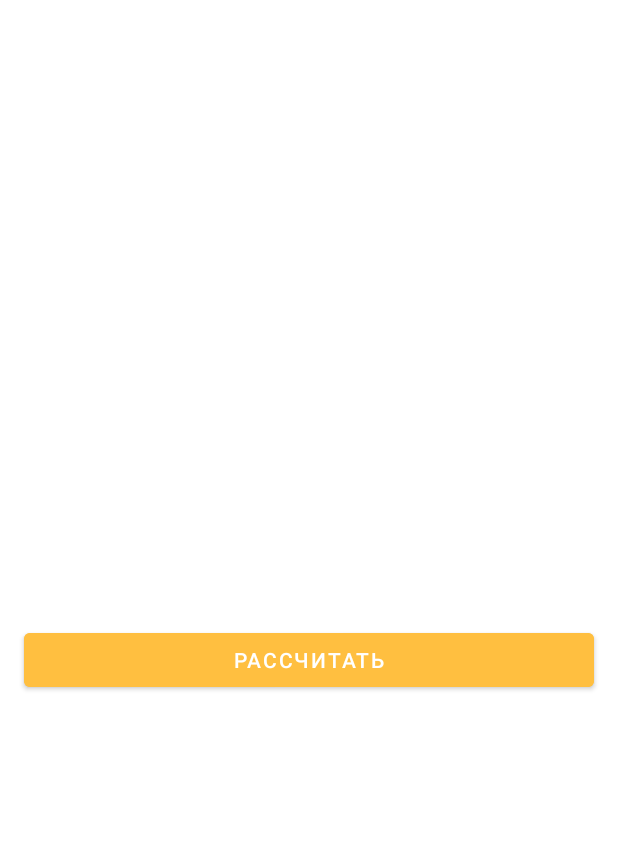
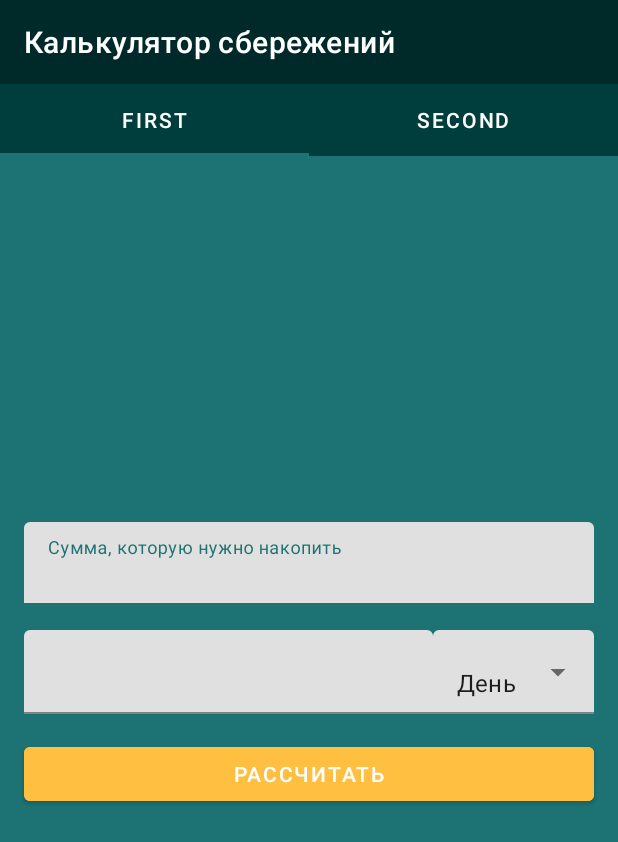
Before and after one commit to Ladgertha/Savings-Calculator, an Android app: the screen it shows after launch (MainActivity), on a phone screen of 412 x 824 dp. Shown: the top 842 px of the screen. Run offline under Robolectric (Android 15) with nearby library versions, the phone set to English and light mode, and no system bars.

Commit message:
SC-2 TabLayout + ViewPagerAdapter are added

```diff
--- a/app/src/main/AndroidManifest.xml
+++ b/app/src/main/AndroidManifest.xml
@@ -9,7 +9,7 @@
         android:supportsRtl="true"
         android:theme="@style/AppTheme" >
 
-        <activity android:name="MainActivity">
+        <activity android:name=".ui.MainActivity">
             <intent-filter>
                 <action android:name="android.intent.action.MAIN" />
                 <category android:name="android.intent.category.LAUNCHER" />
--- a/app/src/main/java/ru/ladgertha/savingscalculator/MainActivity.kt
+++ /dev/null
@@ -1,18 +0,0 @@
-package ru.ladgertha.savingscalculator
-
-import android.os.Bundle
-import androidx.appcompat.app.AppCompatActivity
-
-class MainActivity : AppCompatActivity() {
-
-    override fun onCreate(savedInstanceState: Bundle?) {
-        super.onCreate(savedInstanceState)
-        setContentView(R.layout.activity_main_layout)
-
-        if (savedInstanceState == null) {
-            supportFragmentManager.beginTransaction()
-                .add(R.id.container, MainFragment())
-                .commit()
-        }
-    }
-}
--- /dev/null
+++ b/app/src/main/java/ru/ladgertha/savingscalculator/adapter/ViewPagerAdapter.kt
@@ -0,0 +1,45 @@
+package ru.ladgertha.savingscalculator.adapter
+
+import androidx.fragment.app.Fragment
+import androidx.fragment.app.FragmentManager
+import androidx.fragment.app.FragmentPagerAdapter
+import ru.ladgertha.savingscalculator.ui.fragments.MainFragment
+import ru.ladgertha.savingscalculator.ui.fragments.SecondFragment
+
+class ViewPagerAdapter(fragmentManager: FragmentManager) :
+    FragmentPagerAdapter(fragmentManager, BEHAVIOR_RESUME_ONLY_CURRENT_FRAGMENT) {
+
+    override fun getItem(position: Int): Fragment {
+        return when (position) {
+            0 -> {
+                MainFragment()
+            }
+            1 -> {
+                SecondFragment()
+            }
+            else -> {
+                // TODO Add error
+                MainFragment()
+            }
+        }
+    }
+
+    override fun getCount(): Int {
+        return 2
+    }
+
+    override fun getPageTitle(position: Int): CharSequence? {
+        return when (position) {
+            0 -> {
+                "First"
+            }
+            1 -> {
+                "Second"
+            }
+            else -> {
+                // TODO Add error
+                "Unknown"
+            }
+        }
+    }
+}
--- /dev/null
+++ b/app/src/main/java/ru/ladgertha/savingscalculator/ui/MainActivity.kt
@@ -0,0 +1,19 @@
+package ru.ladgertha.savingscalculator.ui
+
+import android.os.Bundle
+import androidx.appcompat.app.AppCompatActivity
+import kotlinx.android.synthetic.main.activity_main_layout.*
+import ru.ladgertha.savingscalculator.R
+import ru.ladgertha.savingscalculator.adapter.ViewPagerAdapter
+
+class MainActivity : AppCompatActivity() {
+
+    override fun onCreate(savedInstanceState: Bundle?) {
+        super.onCreate(savedInstanceState)
+        setContentView(R.layout.activity_main_layout)
+        setSupportActionBar(toolbar)
+
+        view_pager.adapter = ViewPagerAdapter(supportFragmentManager)
+        tab_layout_fragments.setupWithViewPager(view_pager)
+    }
+}
--- a/app/src/main/java/ru/ladgertha/savingscalculator/MainFragment.kt
+++ b/app/src/main/java/ru/ladgertha/savingscalculator/ui/fragments/MainFragment.kt
@@ -1,6 +1,7 @@
-package ru.ladgertha.savingscalculator
+package ru.ladgertha.savingscalculator.ui.fragments
 
 import androidx.fragment.app.Fragment
+import ru.ladgertha.savingscalculator.R
 
 class MainFragment: Fragment(R.layout.fragment_main_layout) {
 
--- /dev/null
+++ b/app/src/main/java/ru/ladgertha/savingscalculator/ui/fragments/SecondFragment.kt
@@ -0,0 +1,7 @@
+package ru.ladgertha.savingscalculator.ui.fragments
+
+import androidx.fragment.app.Fragment
+import ru.ladgertha.savingscalculator.R
+
+class SecondFragment : Fragment(R.layout.fragment_second_layout) {
+}
--- a/app/src/main/res/layout-v21/fragment_main_layout.xml
+++ b/app/src/main/res/layout-v21/fragment_main_layout.xml
@@ -2,7 +2,73 @@
 <androidx.constraintlayout.widget.ConstraintLayout xmlns:android="http://schemas.android.com/apk/res/android"
     xmlns:app="http://schemas.android.com/apk/res-auto"
     android:layout_width="match_parent"
-    android:layout_height="match_parent">
+    android:layout_height="match_parent"
+    xmlns:tools="http://schemas.android.com/tools"
+    android:background="@color/background">
+
+    <androidx.constraintlayout.widget.Guideline
+        android:id="@+id/left_guideline"
+        android:layout_width="wrap_content"
+        android:layout_height="wrap_content"
+        android:orientation="vertical"
+        app:layout_constraintGuide_begin="@dimen/button_margin_left_and_right" />
+
+    <androidx.constraintlayout.widget.Guideline
+        android:id="@+id/right_guideline"
+        android:layout_width="wrap_content"
+        android:layout_height="wrap_content"
+        android:orientation="vertical"
+        app:layout_constraintGuide_end="@dimen/button_margin_left_and_right" />
+
+    <com.google.android.material.textfield.TextInputLayout
+        android:id="@+id/main_fragment_sum"
+        android:layout_width="0dp"
+        android:layout_height="wrap_content"
+        android:hint="@string/main_fragment_sum_hint"
+        app:layout_constraintBottom_toTopOf="@+id/main_fragment_quantity_hint"
+        app:layout_constraintEnd_toEndOf="@id/right_guideline"
+        app:layout_constraintStart_toStartOf="@id/left_guideline">
+
+        <com.google.android.material.textfield.TextInputEditText
+            android:layout_width="match_parent"
+            android:layout_height="wrap_content" />
+
+    </com.google.android.material.textfield.TextInputLayout>
+
+    <com.google.android.material.textfield.TextInputLayout
+        android:id="@+id/main_fragment_quantity_hint"
+        android:layout_width="0dp"
+        android:layout_height="wrap_content"
+        android:paddingTop="@dimen/main_fragment_padding"
+        android:paddingBottom="@dimen/main_fragment_padding"
+        app:layout_constraintBottom_toTopOf="@+id/count_button"
+        app:layout_constraintEnd_toStartOf="@id/textField3"
+        app:layout_constraintStart_toStartOf="@id/left_guideline"
+        tools:hint="Количество дней">
+
+        <com.google.android.material.textfield.TextInputEditText
+            android:layout_width="match_parent"
+            android:layout_height="wrap_content" />
+
+    </com.google.android.material.textfield.TextInputLayout>
+
+    <com.google.android.material.textfield.TextInputLayout
+        android:id="@+id/textField3"
+        style="@style/Widget.MaterialComponents.TextInputLayout.FilledBox.ExposedDropdownMenu"
+        android:layout_width="wrap_content"
+        android:layout_height="wrap_content"
+        android:paddingBottom="@dimen/main_fragment_padding"
+        app:layout_constraintBottom_toTopOf="@+id/count_button"
+        app:layout_constraintEnd_toEndOf="@id/right_guideline"
+        app:layout_constraintStart_toEndOf="@id/main_fragment_quantity_hint">
+
+        <AutoCompleteTextView
+            android:layout_width="match_parent"
+            android:layout_height="wrap_content"
+            android:inputType="none"
+            android:text="@string/days" />
+
+    </com.google.android.material.textfield.TextInputLayout>
 
     <com.google.android.material.button.MaterialButton
         android:id="@+id/count_button"
@@ -14,4 +80,5 @@
         android:text="@string/calculate_button_text"
         app:layout_constraintBottom_toBottomOf="parent"
         app:layout_constraintTop_toTopOf="parent" />
+
 </androidx.constraintlayout.widget.ConstraintLayout>
--- a/app/src/main/res/layout/activity_main_layout.xml
+++ b/app/src/main/res/layout/activity_main_layout.xml
@@ -1,13 +1,29 @@
 <?xml version="1.0" encoding="utf-8"?>
-<androidx.constraintlayout.widget.ConstraintLayout
-    xmlns:android="http://schemas.android.com/apk/res/android"
-    android:id="@+id/container"
+<androidx.constraintlayout.widget.ConstraintLayout xmlns:android="http://schemas.android.com/apk/res/android"
+    xmlns:app="http://schemas.android.com/apk/res-auto"
     android:layout_width="match_parent"
-    android:layout_height="match_parent"
-    android:paddingTop="?attr/actionBarSize">
+    android:layout_height="match_parent">
 
-    <androidx.fragment.app.FragmentContainerView
+    <com.google.android.material.appbar.MaterialToolbar
+        android:id="@+id/toolbar"
         android:layout_width="match_parent"
-        android:layout_height="match_parent"/>
+        android:layout_height="wrap_content"
+        android:background="@color/toolbar_color"
+        app:layout_constraintTop_toTopOf="parent"
+        app:titleTextColor="@color/white" />
+
+    <com.google.android.material.tabs.TabLayout
+        android:id="@+id/tab_layout_fragments"
+        android:layout_width="match_parent"
+        android:layout_height="wrap_content"
+        android:background="@color/tab_layout_color"
+        app:layout_constraintTop_toBottomOf="@+id/toolbar"
+        app:tabTextColor="@color/white" />
+
+    <androidx.viewpager.widget.ViewPager
+        android:id="@+id/view_pager"
+        android:layout_width="match_parent"
+        android:layout_height="wrap_content"
+        app:layout_constraintTop_toBottomOf="@+id/tab_layout_fragments" />
 
 </androidx.constraintlayout.widget.ConstraintLayout>
--- /dev/null
+++ b/app/src/main/res/layout/fragment_second_layout.xml
@@ -0,0 +1,31 @@
+<?xml version="1.0" encoding="utf-8"?>
+<androidx.constraintlayout.widget.ConstraintLayout xmlns:android="http://schemas.android.com/apk/res/android"
+    xmlns:app="http://schemas.android.com/apk/res-auto"
+    android:layout_width="match_parent"
+    android:layout_height="match_parent"
+    android:background="@color/background">
+
+    <androidx.constraintlayout.widget.Guideline
+        android:id="@+id/left_guideline"
+        android:layout_width="wrap_content"
+        android:layout_height="wrap_content"
+        android:orientation="vertical"
+        app:layout_constraintGuide_begin="@dimen/button_margin_left_and_right" />
+
+    <androidx.constraintlayout.widget.Guideline
+        android:id="@+id/right_guideline"
+        android:layout_width="wrap_content"
+        android:layout_height="wrap_content"
+        android:orientation="vertical"
+        app:layout_constraintGuide_end="@dimen/button_margin_left_and_right" />
+
+    <androidx.appcompat.widget.AppCompatTextView
+        android:layout_width="match_parent"
+        android:layout_height="wrap_content"
+        android:text="ПРИВЕТ"
+        android:gravity="center"
+        android:textSize="80dp"
+        app:layout_constraintBottom_toBottomOf="parent"
+        app:layout_constraintTop_toTopOf="parent" />
+
+</androidx.constraintlayout.widget.ConstraintLayout>
--- a/app/src/main/res/values/colors.xml
+++ b/app/src/main/res/values/colors.xml
@@ -1,8 +1,13 @@
 <?xml version="1.0" encoding="utf-8"?>
 <resources>
     <color name="colorPrimary">#1D7373</color>
-    <color name="colorPrimaryDark">#006363</color>
+    <color name="colorPrimaryDark">#002222</color>
     <color name="colorAccent">#009999</color>
+    <color name="white">#FFFFFF</color>
+    <color name="toolbar_color">#002929</color>
+    <color name="tab_layout_color">#003E3E</color>
+
+    <color name="background">#1D7373</color>
 
     <color name="count_button_color">#FFBF40</color>
     <color name="count_button_pressed_state">#FFAA00</color>
--- a/app/src/main/res/values/dimens.xml
+++ b/app/src/main/res/values/dimens.xml
@@ -2,4 +2,5 @@
 <resources>
     <dimen name="button_margin_left_and_right">16dp</dimen>
     <dimen name="material_button_corner_radius">8dp</dimen>
+    <dimen name="main_fragment_padding">16dp</dimen>
 </resources>
--- a/app/src/main/res/values/strings.xml
+++ b/app/src/main/res/values/strings.xml
@@ -1,4 +1,13 @@
 <resources>
-    <string name="app_name">SavingsCalculator</string>
+    <string name="app_name">Калькулятор сбережений</string>
     <string name="calculate_button_text">Рассчитать</string>
+
+    <string name="main_fragment_sum_hint">Сумма, которую нужно накопить</string>
+    <string name="main_fragment_quantity_hint">Количество %s</string>
+
+    <!-- -->
+    <string name="days">День</string>
+    <string name="month">Месяц</string>
+    <string name="year">Год</string>
+
 </resources>
```
